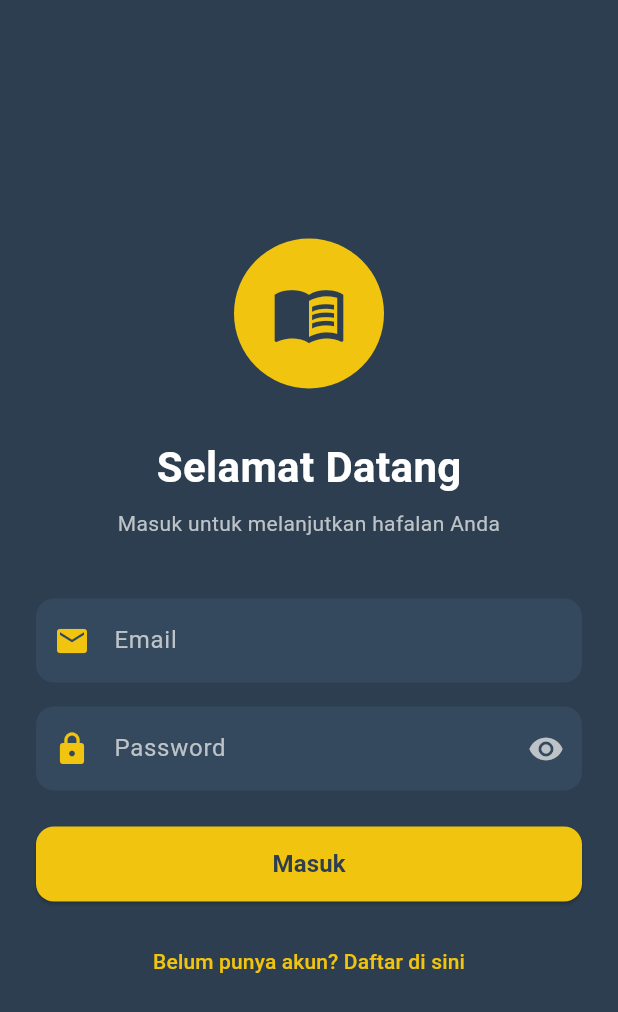
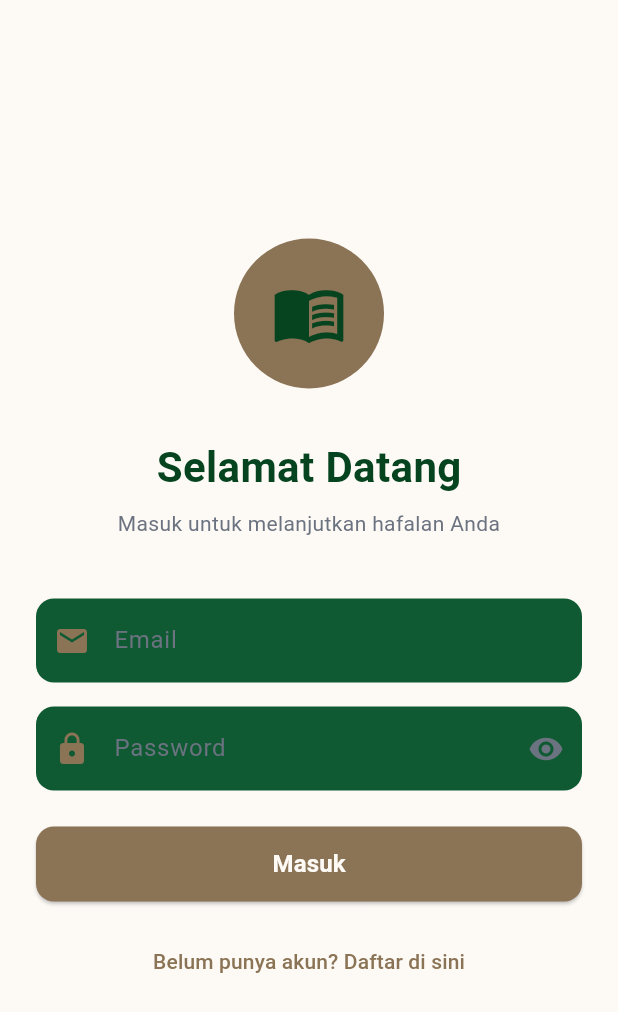
Before and after one commit to darrennnr/qiswah, a Flutter app: the screen it shows after launch, on a phone screen of 412 x 824 dp. Shown: the top 1012 px of the screen. Run offline on Flutter 3.47's test engine with Material 3 defaults, Android fonts, the light colour scheme and no system bars; our stand-ins replace audioplayers, geolocator, permission_handler, shared_preferences, speech_to_text, supabase_flutter; accounts and stored records are empty.

Commit message:
Update App Color Scheme

```diff
--- a/lib/providers/theme_provider.dart
+++ b/lib/providers/theme_provider.dart
@@ -28,26 +28,26 @@ class ThemeProvider extends ChangeNotifier {
 
   ThemeData get _tartilTheme => ThemeData(
     useMaterial3: true,
-    colorScheme: const ColorScheme.dark(
+    colorScheme: const ColorScheme.light(
       primary: AppColors.primaryDark,
       secondary: AppColors.secondaryGreen,
       tertiary: AppColors.accentGold,
       surface: AppColors.surfaceDark,
-      background: AppColors.primaryDark,
-      onPrimary: AppColors.textWhite,
-      onSecondary: AppColors.textWhite,
-      onSurface: AppColors.textWhite,
+      background: AppColors.nightBackground,
+      onPrimary: AppColors.nightBackground,
+      onSecondary: AppColors.nightBackground,
+      onSurface: AppColors.nightBackground,
       onBackground: AppColors.textWhite,
       error: AppColors.errorRed,
     ),
-    scaffoldBackgroundColor: AppColors.primaryDark,
+    scaffoldBackgroundColor: AppColors.nightBackground,
     appBarTheme: const AppBarTheme(
-      backgroundColor: AppColors.primaryDark,
+      backgroundColor: AppColors.nightBackground,
       foregroundColor: AppColors.textWhite,
       elevation: 0,
     ),
     bottomNavigationBarTheme: BottomNavigationBarThemeData(
-    backgroundColor: AppColors.primaryDark,
+    backgroundColor: AppColors.nightBackground,
     selectedItemColor: AppColors.accentGold,
     unselectedItemColor: AppColors.textSecondary,
     type: BottomNavigationBarType.fixed,
@@ -55,7 +55,7 @@ class ThemeProvider extends ChangeNotifier {
     elevatedButtonTheme: ElevatedButtonThemeData(
       style: ElevatedButton.styleFrom(
         backgroundColor: AppColors.accentGold,
-        foregroundColor: AppColors.primaryDark,
+        foregroundColor: AppColors.nightBackground,
         shape: RoundedRectangleBorder(
           borderRadius: BorderRadius.circular(12),
         ),
@@ -65,14 +65,14 @@ class ThemeProvider extends ChangeNotifier {
 
   ThemeData get _nightTheme => ThemeData(
     useMaterial3: true,
-    colorScheme: const ColorScheme.dark(
-      primary: AppColors.nightBackground,
+    colorScheme: const ColorScheme.light(
+      primary: AppColors.primaryDark,
       secondary: AppColors.successGreen,
       tertiary: AppColors.nightAccent,
       surface: AppColors.nightSurface,
       background: AppColors.nightBackground,
-      onPrimary: AppColors.nightText,
-      onSecondary: AppColors.nightText,
+      onPrimary: AppColors.nightBackground,
+      onSecondary: AppColors.nightBackground,
       onSurface: AppColors.nightText,
       onBackground: AppColors.nightText,
       error: AppColors.errorRed,
--- a/lib/screens/auth/login_screen.dart
+++ b/lib/screens/auth/login_screen.dart
@@ -21,7 +21,7 @@ class _LoginScreenState extends State<LoginScreen> {
   @override
   Widget build(BuildContext context) {
     return Scaffold(
-      backgroundColor: AppColors.primaryDark,
+      backgroundColor: AppColors.nightBackground,
       body: SafeArea(
         child: Padding(
           padding: const EdgeInsets.all(24.0),
--- a/lib/screens/auth/register_screen.dart
+++ b/lib/screens/auth/register_screen.dart
@@ -23,7 +23,7 @@ class _RegisterScreenState extends State<RegisterScreen> {
   @override
   Widget build(BuildContext context) {
     return Scaffold(
-      backgroundColor: AppColors.primaryDark,
+      backgroundColor: AppColors.nightBackground,
       appBar: AppBar(
         backgroundColor: Colors.transparent,
         elevation: 0,
--- a/lib/screens/main_screen.dart
+++ b/lib/screens/main_screen.dart
@@ -66,7 +66,7 @@ class _MainScreenState extends State<MainScreen> {
             });
           },
           type: BottomNavigationBarType.fixed,
-          backgroundColor: AppColors.primaryDark,
+          backgroundColor: AppColors.nightBackground,
           selectedItemColor: AppColors.accentGold,
           unselectedItemColor: AppColors.textSecondary,
           selectedLabelStyle: const TextStyle(
--- a/lib/screens/splash_screen.dart
+++ b/lib/screens/splash_screen.dart
@@ -7,7 +7,7 @@ class SplashScreen extends StatelessWidget {
   @override
   Widget build(BuildContext context) {
     return Scaffold(
-      backgroundColor: AppColors.primaryDark,
+      backgroundColor: AppColors.nightBackground,
       body: Center(
         child: Column(
           mainAxisAlignment: MainAxisAlignment.center,
--- a/lib/utils/constants.dart
+++ b/lib/utils/constants.dart
@@ -1,22 +1,22 @@
 import 'package:flutter/material.dart';
 
 class AppColors {
-  // Tartil Classic Theme
-  static const Color primaryDark = Color(0xFF2C3E50);
-  static const Color secondaryGreen = Color(0xFF27AE60);
-  static const Color accentGold = Color(0xFFF1C40F);
-  static const Color surfaceDark = Color(0xFF34495E);
-  static const Color textWhite = Color(0xFFFFFFFF);
-  static const Color textSecondary = Color(0xFFBDC3C7);
-  static const Color successGreen = Color(0xFF2ECC71);
-  static const Color errorRed = Color(0xFFE74C3C);
+  // New Theme - Natural Green
+  static const Color primaryDark = Color(0xFF064420);
+  static const Color secondaryGreen = Color(0xFF0A5D2C);
+  static const Color accentGold = Color(0xFF8B7355);
+  static const Color surfaceDark = Color(0xFF0F5A32);
+  static const Color textWhite = Color(0xFF064420);
+  static const Color textSecondary = Color(0xFF6B7280);
+  static const Color successGreen = Color(0xFF10B981);
+  static const Color errorRed = Color(0xFFEF4444);
 
   // Night Mode Theme
-  static const Color nightBackground = Color(0xFF1E1E1E);
-  static const Color nightSurface = Color(0xFF2D2D2D);
-  static const Color nightText = Color(0xFFDADADA);
-  static const Color nightTextSecondary = Color(0xFFA0A0A0);
-  static const Color nightAccent = Color(0xFF3498DB);
+  static const Color nightBackground = Color(0xFFFDFAF6);
+  static const Color nightSurface = Color(0xFFF8F5F0);
+  static const Color nightText = Color(0xFF064420);
+  static const Color nightTextSecondary = Color(0xFF6B7280);
+  static const Color nightAccent = Color(0xFF059669);
 }
 
 class AppConstants {
--- a/lib/widgets/usage_limit_dialog.dart
+++ b/lib/widgets/usage_limit_dialog.dart
@@ -19,7 +19,7 @@ class UsageLimitDialog extends StatelessWidget {
   @override
   Widget build(BuildContext context) {
     return AlertDialog(
-      backgroundColor: AppColors.surfaceDark,
+      backgroundColor: AppColors.nightSurface,
       shape: RoundedRectangleBorder(
         borderRadius: BorderRadius.circular(16),
       ),
```
